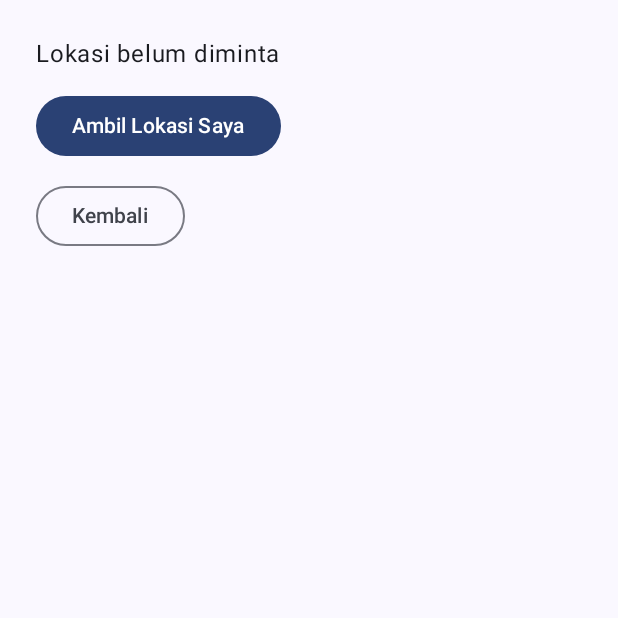
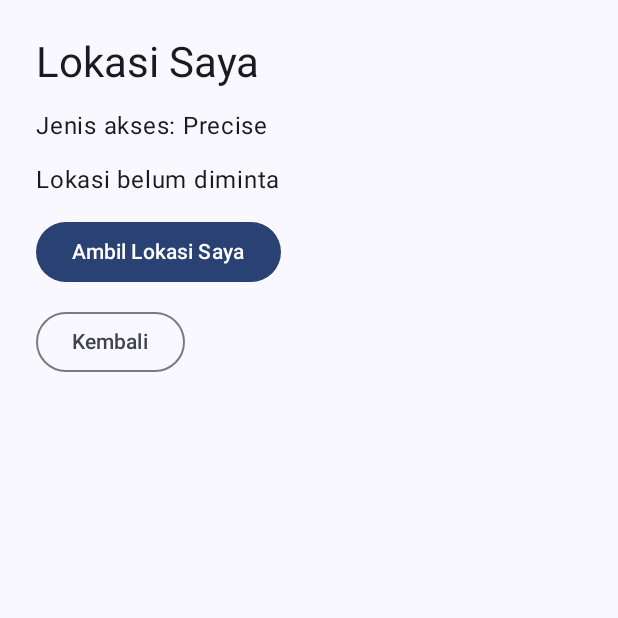
Before and after one commit to nasruharu/NavigationLab-PAPB, an Android app built with Jetpack Compose: the LocationScreen screen opened through its navigation route, on a phone screen of 412 x 824 dp, the top half of it. Run offline under Robolectric (Android 15) with nearby library versions, the phone set to English and light mode, and no system bars; our stand-ins replace Room's generated code.

Commit message:
feat: enhance location screen and permission handling (practicum assignment module 10)

```diff
--- a/app/src/main/java/com/example/navigationlab/data/location/DefaultLocationRepository.kt
+++ b/app/src/main/java/com/example/navigationlab/data/location/DefaultLocationRepository.kt
@@ -30,7 +30,8 @@ class DefaultLocationRepository(
         DeviceLocation(
             latitude = location.latitude,
             longitude = location.longitude,
-            accuracy = location.accuracy
+            accuracy = location.accuracy,
+            updatedAt = System.currentTimeMillis()
         )
     }
 }
--- a/app/src/main/java/com/example/navigationlab/data/location/DeviceLocation.kt
+++ b/app/src/main/java/com/example/navigationlab/data/location/DeviceLocation.kt
@@ -3,5 +3,6 @@ package com.example.navigationlab.data.location
 data class DeviceLocation(
     val latitude: Double,
     val longitude: Double,
-    val accuracy: Float? = null
+    val accuracy: Float? = null,
+    val updatedAt: Long
 )
--- a/app/src/main/java/com/example/navigationlab/ui/location/LocationScreen.kt
+++ b/app/src/main/java/com/example/navigationlab/ui/location/LocationScreen.kt
@@ -12,6 +12,9 @@ import androidx.compose.ui.platform.LocalContext
 import androidx.compose.ui.unit.dp
 import androidx.core.content.ContextCompat
 import androidx.lifecycle.compose.collectAsStateWithLifecycle
+import java.text.SimpleDateFormat
+import java.util.Date
+import java.util.Locale
 
 @Composable
 fun LocationScreen(
@@ -20,21 +23,60 @@ fun LocationScreen(
 ) {
     val context = LocalContext.current
     val uiState by viewModel.uiState.collectAsStateWithLifecycle()
+
+    fun getPermissionType(): String? {
+        val fineGranted = ContextCompat.checkSelfPermission(
+            context,
+            Manifest.permission.ACCESS_FINE_LOCATION
+        ) == PackageManager.PERMISSION_GRANTED
+
+        val coarseGranted = ContextCompat.checkSelfPermission(
+            context,
+            Manifest.permission.ACCESS_COARSE_LOCATION
+        ) == PackageManager.PERMISSION_GRANTED
+
+        return when {
+            fineGranted -> "Precise"
+            coarseGranted -> "Approximate"
+            else -> null
+        }
+    }
+
+    var permissionType by remember {
+        mutableStateOf(getPermissionType())
+    }
+
     val permissionLauncher = rememberLauncherForActivityResult(
         ActivityResultContracts.RequestMultiplePermissions()
     ) { result ->
         val coarse = result[Manifest.permission.ACCESS_COARSE_LOCATION] == true
         val fine = result[Manifest.permission.ACCESS_FINE_LOCATION] == true
+        permissionType = getPermissionType()
         if (coarse || fine) viewModel.refreshLocation()
+        else viewModel.onPermissionDenied()
     }
-    val hasLocationPermission = remember {
-        ContextCompat.checkSelfPermission(
-            context, Manifest.permission.ACCESS_COARSE_LOCATION
-        ) == PackageManager.PERMISSION_GRANTED ||
-                ContextCompat.checkSelfPermission(
-                    context, Manifest.permission.ACCESS_FINE_LOCATION
-                ) == PackageManager.PERMISSION_GRANTED
+
+    fun requestLocation() {
+        permissionType = getPermissionType()
+
+        if (permissionType != null) { viewModel.refreshLocation() }
+        else {
+            permissionLauncher.launch(
+                arrayOf(
+                    Manifest.permission.ACCESS_COARSE_LOCATION,
+                    Manifest.permission.ACCESS_FINE_LOCATION
+                )
+            )
+        }
     }
+
+    val dateFormatter = remember {
+        SimpleDateFormat(
+            "dd MMM yyyy, HH:mm:ss",
+            Locale.getDefault()
+        )
+    }
+
     Column(
         modifier = Modifier
             .fillMaxSize()
@@ -42,26 +84,43 @@ fun LocationScreen(
             .safeDrawingPadding(),
         verticalArrangement = Arrangement.spacedBy(12.dp)
     ) {
+        Text("Lokasi Saya", style = MaterialTheme.typography.headlineMedium)
+        Text("Jenis akses: ${permissionType ?: "Belum diberikan"}")
         when (val state = uiState) {
             LocationUiState.Idle -> Text("Lokasi belum diminta")
-            LocationUiState.Loading -> CircularProgressIndicator()
+            LocationUiState.Loading -> {
+                CircularProgressIndicator()
+                Text("Sedang mengambil lokasi...")
+            }
             is LocationUiState.Success -> {
                 Text("Latitude: ${state.location.latitude}")
                 Text("Longitude: ${state.location.longitude}")
-                Text("Accuracy: ${state.location.accuracy ?: 0f} m")
+                Text("Accuracy: ${state.location.accuracy?.let { "$it m" } ?: "Tidak tersedia"}")
+                Text("Terakhir diperbarui: ${dateFormatter.format(Date(state.location.updatedAt))}")
             }
-            is LocationUiState.Error -> Text(state.message)
+            LocationUiState.PermissionDenied -> {
+                Text(text = "Izin lokasi ditolak. Berikan izin lokasi agar fitur ini dapat digunakan.",
+                    color = MaterialTheme.colorScheme.error
+                )
+            }
+            is LocationUiState.Error -> {
+                Text(text = state.message, color = MaterialTheme.colorScheme.error)
+            }
         }
-        Button(onClick = {
-            if (hasLocationPermission) {
-                viewModel.refreshLocation()
-            } else {
-                permissionLauncher.launch(arrayOf(
-                    Manifest.permission.ACCESS_COARSE_LOCATION,
-                    Manifest.permission.ACCESS_FINE_LOCATION
-                ))
-            }
-        }) { Text("Ambil Lokasi Saya") }
+        Button(
+            onClick = { requestLocation() },
+            enabled = uiState != LocationUiState.Loading
+        ) {
+            Text(
+                when (uiState) {
+                    LocationUiState.PermissionDenied -> "Minta Izin Lagi"
+                    is LocationUiState.Success -> "Perbarui Lokasi"
+                    is LocationUiState.Error -> "Coba Lagi"
+                    LocationUiState.Loading -> "Mengambil Lokasi..."
+                    LocationUiState.Idle -> "Ambil Lokasi Saya"
+                }
+            )
+        }
         OutlinedButton(onClick = onBack) { Text("Kembali") }
     }
 }
--- a/app/src/main/java/com/example/navigationlab/ui/location/LocationUiState.kt
+++ b/app/src/main/java/com/example/navigationlab/ui/location/LocationUiState.kt
@@ -7,4 +7,5 @@ sealed interface LocationUiState {
     data object Loading : LocationUiState
     data class Success(val location: DeviceLocation) : LocationUiState
     data class Error(val message: String) : LocationUiState
+    data object PermissionDenied : LocationUiState
 }
--- a/app/src/main/java/com/example/navigationlab/ui/location/LocationViewModel.kt
+++ b/app/src/main/java/com/example/navigationlab/ui/location/LocationViewModel.kt
@@ -8,7 +8,6 @@ import kotlinx.coroutines.launch
 
 class LocationViewModel(
     private val repository: LocationRepository
-
 ) : ViewModel() {
     private val _uiState = MutableStateFlow<LocationUiState>(LocationUiState.Idle)
     val uiState: StateFlow<LocationUiState> = _uiState.asStateFlow()
@@ -22,5 +21,7 @@ class LocationViewModel(
                 )
         }
     }
-
+    fun onPermissionDenied() {
+        _uiState.value = LocationUiState.PermissionDenied
+    }
 }
--- a/app/src/main/java/com/example/navigationlab/ui/screen/HomeScreen.kt
+++ b/app/src/main/java/com/example/navigationlab/ui/screen/HomeScreen.kt
@@ -33,8 +33,8 @@ fun HomeScreen(
             horizontalArrangement = Arrangement.spacedBy(16.dp),
             verticalAlignment = Alignment.CenterVertically
         ) {
+            Button(onClick = onOpenLocation) { Text("Buka Lokasi") }
             OutlinedButton(onClick = onOpenFavorites) { Text("Lihat Daftar Favorit") }
-            Button(onClick = onOpenLocation) { Text("Buka Lokasi") }
         }
         OutlinedTextField(
             value = searchQuery,
```
